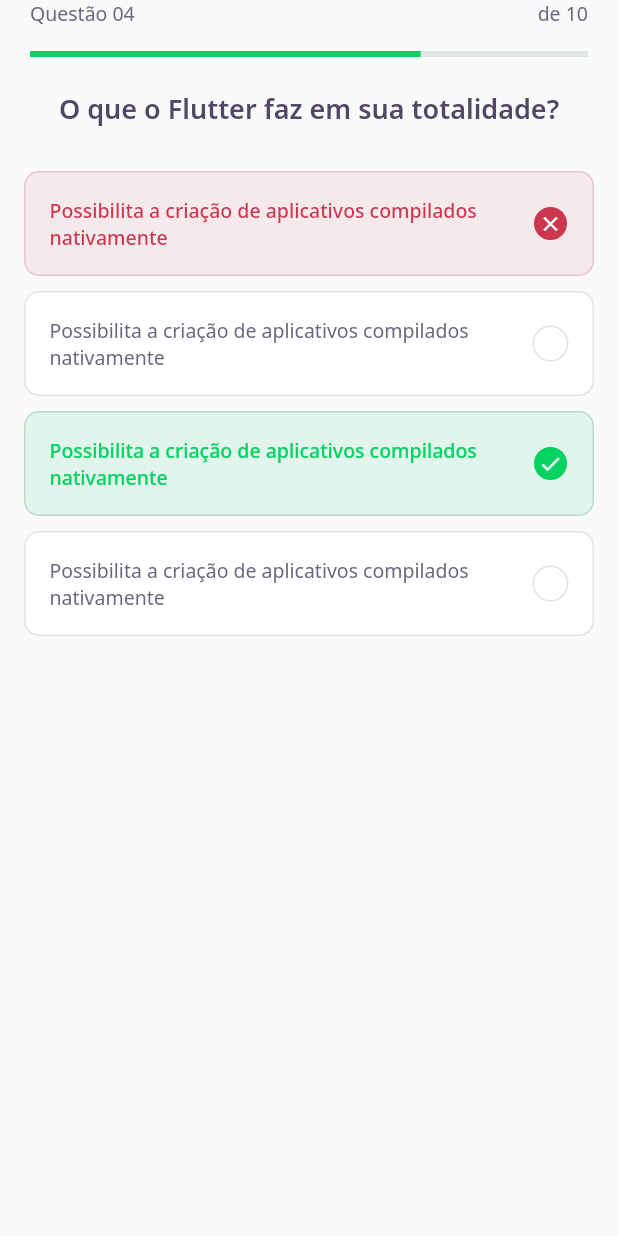
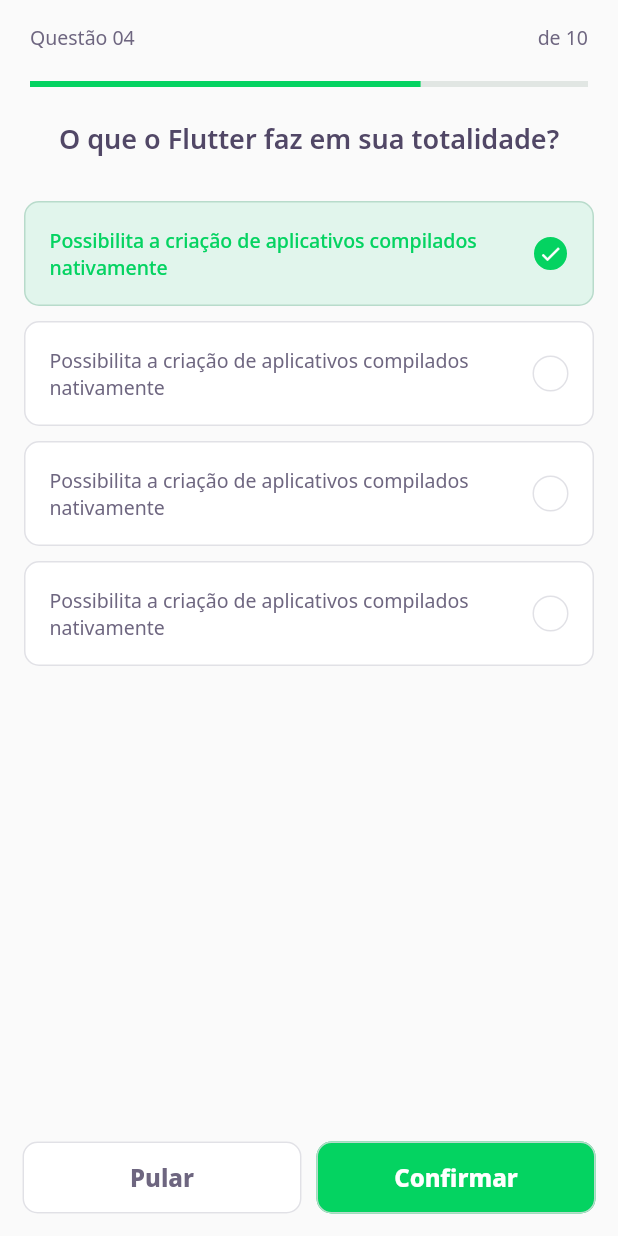
Before and after one commit to wallacewolv/dev_quiz, a Flutter app: the ChallengePage screen opened directly, on a phone screen of 412 x 824 dp. Run offline on Flutter 3.47's test engine with Material 2 defaults, Android fonts, the phone set to English and light mode, and no system bars; our stand-ins replace google_fonts; accounts and stored records are empty.

Commit message:
Creating NextButtonWidget with props from button, type backgound, fontColor, borderColor and etc...

```diff
--- a/lib/challenge/challenge_page.dart
+++ b/lib/challenge/challenge_page.dart
@@ -1,3 +1,4 @@
+import 'package:DevQuiz/challenge/widgtes/next_button/next_button_widget.dart';
 import 'package:DevQuiz/challenge/widgtes/question_indicator/question_indicator_widget.dart';
 import 'package:DevQuiz/challenge/widgtes/quiz/quiz_widget.dart';
 import 'package:flutter/material.dart';
@@ -21,8 +22,39 @@ class _ChallengePageState extends State<ChallengePage> {
             child: QuestionIndicatorWidget(),
           ),
         ),
-        body: QuizWidget(
-          title: "O que o Flutter faz em sua totalidade?",
+        body: Container(
+          padding: EdgeInsets.only(
+            top: 20,
+          ),
+          child: QuizWidget(
+            title: "O que o Flutter faz em sua totalidade?",
+          ),
+        ),
+        bottomNavigationBar: SafeArea(
+          bottom: true,
+          child: Padding(
+            padding: const EdgeInsets.symmetric(horizontal: 15, vertical: 15),
+            child: Row(
+              mainAxisAlignment: MainAxisAlignment.spaceAround,
+              children: [
+                Expanded(
+                  child: NextButtonWidget.white(
+                    label: "Pular",
+                    onTap: () {},
+                  ),
+                ),
+                SizedBox(
+                  width: 10,
+                ),
+                Expanded(
+                  child: NextButtonWidget.green(
+                    label: "Confirmar",
+                    onTap: () {},
+                  ),
+                ),
+              ],
+            ),
+          ),
         ),
       ),
     );
--- /dev/null
+++ b/lib/challenge/widgtes/next_button/next_button_widget.dart
@@ -0,0 +1,77 @@
+import 'package:DevQuiz/core/core.dart';
+import 'package:flutter/material.dart';
+import 'package:google_fonts/google_fonts.dart';
+
+class NextButtonWidget extends StatelessWidget {
+  final String label;
+  final Color backgroundColor;
+  final Color fontColor;
+  final Color borderColor;
+  final Color backgroundColorOverlay;
+  final VoidCallback onTap;
+
+  NextButtonWidget({
+    required this.label,
+    required this.backgroundColor,
+    required this.fontColor,
+    required this.borderColor,
+    required this.backgroundColorOverlay,
+    required this.onTap,
+  });
+
+  NextButtonWidget.green({
+    required String label,
+    required VoidCallback onTap,
+  })   : this.backgroundColor = AppColors.darkGreen,
+        this.fontColor = AppColors.white,
+        this.borderColor = AppColors.green,
+        this.backgroundColorOverlay = AppColors.darkGreenOverlay,
+        this.onTap = onTap,
+        this.label = label;
+
+  NextButtonWidget.white({
+    required String label,
+    required VoidCallback onTap,
+  })   : this.backgroundColor = AppColors.white,
+        this.fontColor = AppColors.grey,
+        this.borderColor = AppColors.border,
+        this.backgroundColorOverlay = AppColors.lightGreyOverlay,
+        this.onTap = onTap,
+        this.label = label;
+
+  @override
+  Widget build(BuildContext context) {
+    return Container(
+      height: 48,
+      child: TextButton(
+        style: ButtonStyle(
+          overlayColor: MaterialStateProperty.all(
+            backgroundColorOverlay,
+          ),
+          backgroundColor: MaterialStateProperty.all(
+            backgroundColor,
+          ),
+          shape: MaterialStateProperty.all(
+            RoundedRectangleBorder(
+              borderRadius: BorderRadius.circular(10),
+            ),
+          ),
+          side: MaterialStateProperty.all(
+            BorderSide(
+              color: borderColor,
+            ),
+          ),
+        ),
+        onPressed: onTap,
+        child: Text(
+          label,
+          style: GoogleFonts.notoSans(
+            fontWeight: FontWeight.w800,
+            fontSize: 16,
+            color: fontColor,
+          ),
+        ),
+      ),
+    );
+  }
+}
--- a/lib/challenge/widgtes/question_indicator/question_indicator_widget.dart
+++ b/lib/challenge/widgtes/question_indicator/question_indicator_widget.dart
@@ -11,6 +11,9 @@ class QuestionIndicatorWidget extends StatelessWidget {
       padding: const EdgeInsets.symmetric(horizontal: 20),
       child: Column(
         children: [
+          SizedBox(
+            height: 16,
+          ),
           Row(
             mainAxisAlignment: MainAxisAlignment.spaceBetween,
             children: [
@@ -25,7 +28,7 @@ class QuestionIndicatorWidget extends StatelessWidget {
             ],
           ),
           SizedBox(
-            height: 16,
+            height: 20,
           ),
           ProgressIndicatorWidget(
             value: 0.7,
--- a/lib/challenge/widgtes/quiz/quiz_widget.dart
+++ b/lib/challenge/widgtes/quiz/quiz_widget.dart
@@ -19,7 +19,7 @@ class QuizWidget extends StatelessWidget {
             height: 24,
           ),
           AwnserWidget(
-            isRight: false,
+            isRight: true,
             isSelected: true,
             title:
                 "Possibilita a criação de aplicativos compilados nativamente",
@@ -29,8 +29,6 @@ class QuizWidget extends StatelessWidget {
                 "Possibilita a criação de aplicativos compilados nativamente",
           ),
           AwnserWidget(
-            isRight: true,
-            isSelected: true,
             title:
                 "Possibilita a criação de aplicativos compilados nativamente",
           ),
--- a/lib/core/app_colors.dart
+++ b/lib/core/app_colors.dart
@@ -9,6 +9,10 @@ class AppColors {
   static final Color border = Color(0xFFE1E1E6);
   static final Color chartSecondary = Color(0xFFE1E6E3);
   static final Color chartPrimary = darkGreen;
+
+  //Overlay Button
+  static final Color lightGreyOverlay = Color(0xFFE3E9E9);
+  static final Color darkGreenOverlay = Color(0xFF08AD52);
 
   //Greens
   static final Color lightGreen = Color(0xFFE1F5EC);
--- a/lib/core/app_widget.dart
+++ b/lib/core/app_widget.dart
@@ -10,7 +10,7 @@ class AppWidget extends StatelessWidget {
     return MaterialApp(
       debugShowCheckedModeBanner: false,
       title: "DevQuiz",
-      home: HomePage(),
+      home: ChallengePage(),
     );
   }
 }
```
